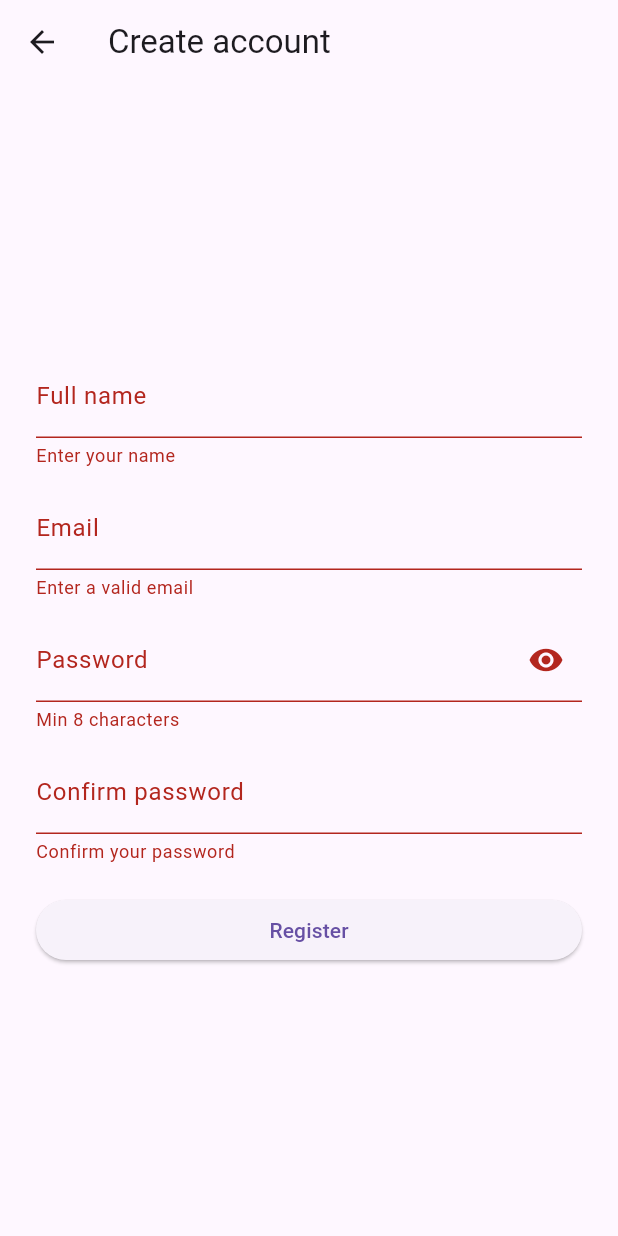
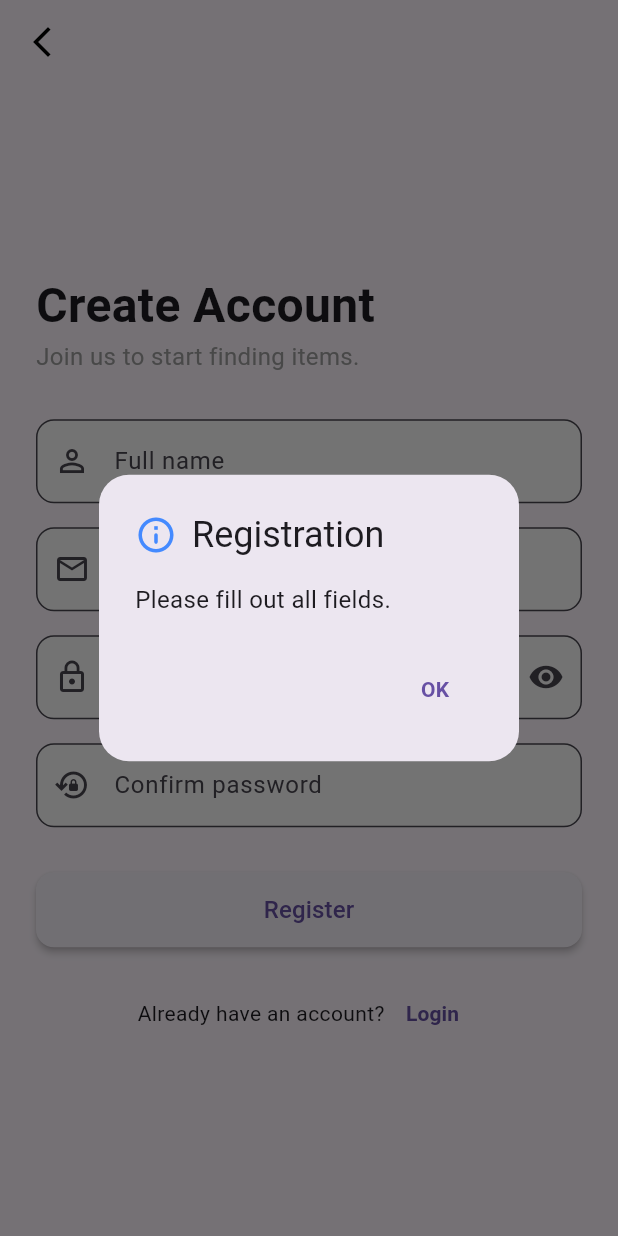
Before and after one commit to SaOnZ/foundme-app, a Flutter app: the RegisterPage screen opened by its route, after a tap on "Register", on a phone screen of 412 x 824 dp. Run offline on Flutter 3.47's test engine with Material 3 defaults, Android fonts, the phone set to English and light mode, and no system bars; our stand-ins replace cached_network_image, cloud_firestore, cloud_functions, firebase_auth, firebase_core, firebase_messaging and 12 more; accounts and stored records are empty; generated files the repository leaves out were written again; network calls fail.

Commit message:
update register page v1

```diff
--- a/lib/pages/register_page.dart
+++ b/lib/pages/register_page.dart
@@ -40,19 +40,54 @@
     return null;
   }
 
+  void _showErrorDialog(String message) {
+    showDialog(
+      context: context,
+      builder: (ctx) => AlertDialog(
+        elevation: 10,
+        shape: RoundedRectangleBorder(borderRadius: BorderRadius.circular(20)),
+        title: const Row(
+          children: [
+            Icon(
+              Icons.info_outline_rounded,
+              color: Colors.blueAccent,
+              size: 28,
+            ),
+            SizedBox(width: 10),
+            Text("Registration"),
+          ],
+        ),
+        content: Text(message, style: const TextStyle(fontSize: 16)),
+        actions: [
+          TextButton(
+            onPressed: () => Navigator.of(ctx).pop(),
+            child: const Text(
+              "OK",
+              style: TextStyle(fontWeight: FontWeight.bold),
+            ),
+          ),
+        ],
+      ),
+    );
+  }
+
   Future<void> _submit() async {
-    if (!_form.currentState!.validate()) return;
-    if (_pass.text != _confirm.text) {
-      ScaffoldMessenger.of(
-        context,
-      ).showSnackBar(const SnackBar(content: Text('Passwords do not match')));
+    if (_name.text.isEmpty || _email.text.isEmpty || _pass.text.isEmpty) {
+      _showErrorDialog("Please fill out all fields.");
       return;
     }
 
+    if (_pass.text != _confirm.text) {
+      _showErrorDialog("Password do not match.");
+      return;
+    }
+
+    if (!_form.currentState!.validate()) return;
+
     setState(() => _loading = true);
+
     try {
       final auth = AuthService.instance;
-
       if (auth.isGuest) {
         await auth.upgradeGuestToEmail(
           name: _name.text.trim(),
@@ -68,22 +103,27 @@
       }
 
       if (!mounted) return;
+
       ScaffoldMessenger.of(context).showSnackBar(
         const SnackBar(
-          content: Text('Verification email sent. Please check your inbox.'),
+          content: Text('Verification email. Please check you inbox.'),
+          backgroundColor: Colors.green,
         ),
       );
       Navigator.pushNamedAndRemoveUntil(context, '/verify', (_) => false);
     } on Exception catch (e) {
       if (!mounted) return;
-      final msg = e.toString().contains('email-already-in-use')
-          ? 'That email is already in use.'
-          : e.toString().contains('invalid-email')
-          ? 'That email address is invalid.'
-          : e.toString().contains('weak-password')
-          ? 'Password is too weak.'
-          : 'Registration failed: $e';
-      ScaffoldMessenger.of(context).showSnackBar(SnackBar(content: Text(msg)));
+
+      String msg = 'Registration failed.';
+      if (e.toString().contains('email-already-in-use')) {
+        msg = 'That email is already registered.';
+      } else if (e.toString().contains('invalid-email')) {
+        msg = 'That email address is invalid.';
+      } else if (e.toString().contains('weak-password')) {
+        msg = 'The password provided is too weak.';
+      }
+
+      _showErrorDialog(msg);
     } finally {
       if (mounted) setState(() => _loading = false);
     }
@@ -92,34 +132,94 @@
   @override
   Widget build(BuildContext context) {
     return Scaffold(
-      appBar: AppBar(title: const Text('Create account')),
+      // ==================================================================
+      //          TRANSPARENT APP BAR (Cleaner Look)
+      // ==================================================================
+      appBar: AppBar(
+        backgroundColor: Colors.transparent,
+        elevation: 0,
+        leading: IconButton(
+          icon: const Icon(Icons.arrow_back_ios_new, color: Colors.black),
+          onPressed: () => Navigator.pop(context),
+        ),
+      ),
       body: Center(
         child: ConstrainedBox(
           constraints: const BoxConstraints(maxWidth: 480),
-          child: Padding(
-            padding: const EdgeInsets.all(24),
+          child: SingleChildScrollView(
+            // Added scroll for smaller screens
+            padding: const EdgeInsets.symmetric(horizontal: 24, vertical: 10),
             child: Form(
               key: _form,
               child: Column(
                 mainAxisSize: MainAxisSize.min,
+                crossAxisAlignment: CrossAxisAlignment.start, // Align text left
                 children: [
+                  // ===========================================================
+                  //        HEADER SECTION
+                  // ===========================================================
+                  const Text(
+                    "Create Account",
+                    style: TextStyle(fontSize: 32, fontWeight: FontWeight.bold),
+                  ),
+                  const Text(
+                    "Join us to start finding items.",
+                    style: TextStyle(color: Colors.grey, fontSize: 16),
+                  ),
+                  const SizedBox(height: 30),
+
+                  // ===========================================================
+                  //        MODERN INPUT FIELDS (Icons + Borders)
+                  // ===========================================================
+
+                  // Full Name
                   TextFormField(
                     controller: _name,
-                    decoration: const InputDecoration(labelText: 'Full name'),
+                    textInputAction: TextInputAction.next,
+                    decoration: InputDecoration(
+                      labelText: 'Full name',
+                      prefixIcon: const Icon(Icons.person_outline),
+                      border: OutlineInputBorder(
+                        borderRadius: BorderRadius.circular(12),
+                      ),
+                      filled: true,
+                      fillColor: Colors.grey.shade50,
+                    ),
                     validator: _nameV,
                   ),
-                  const SizedBox(height: 12),
+                  const SizedBox(height: 16),
+
+                  // Email
                   TextFormField(
                     controller: _email,
-                    decoration: const InputDecoration(labelText: 'Email'),
+                    textInputAction: TextInputAction.next,
+                    keyboardType: TextInputType.emailAddress,
+                    decoration: InputDecoration(
+                      labelText: 'Email',
+                      prefixIcon: const Icon(Icons.email_outlined),
+                      border: OutlineInputBorder(
+                        borderRadius: BorderRadius.circular(12),
+                      ),
+                      filled: true,
+                      fillColor: Colors.grey.shade50,
+                    ),
                     validator: _emailV,
-                    keyboardType: TextInputType.emailAddress,
                   ),
-                  const SizedBox(height: 12),
+                  const SizedBox(height: 16),
+
+                  // Password
                   TextFormField(
                     controller: _pass,
+                    textInputAction: TextInputAction.next,
+                    obscureText: _obscure,
                     decoration: InputDecoration(
                       labelText: 'Password',
+                      prefixIcon: const Icon(Icons.lock_outline),
+                      border: OutlineInputBorder(
+                        borderRadius: BorderRadius.circular(12),
+                      ),
+                      filled: true,
+                      fillColor: Colors.grey.shade50,
                       suffixIcon: IconButton(
                         icon: Icon(
                           _obscure ? Icons.visibility : Icons.visibility_off,
@@ -127,29 +227,71 @@
                         onPressed: () => setState(() => _obscure = !_obscure),
                       ),
                     ),
-                    obscureText: _obscure,
                     validator: _passV,
                   ),
-                  const SizedBox(height: 12),
+                  const SizedBox(height: 16),
+
+                  // Confirm Password
                   TextFormField(
                     controller: _confirm,
-                    decoration: const InputDecoration(
+                    textInputAction: TextInputAction.done,
+                    onFieldSubmitted: (_) => _submit(), // Submit on Enter
+                    obscureText: _obscure, // Matches the password visibility
+                    decoration: InputDecoration(
                       labelText: 'Confirm password',
+                      prefixIcon: const Icon(Icons.lock_reset_outlined),
+                      border: OutlineInputBorder(
+                        borderRadius: BorderRadius.circular(12),
+                      ),
+                      filled: true,
+                      fillColor: Colors.grey.shade50,
                     ),
-                    obscureText: true,
                     validator: (v) => (v == null || v.isEmpty)
-                        ? 'Confirm your password'
+                        ? 'Please confirm your password'
                         : null,
                   ),
-                  const SizedBox(height: 20),
+
+                  const SizedBox(height: 30),
+
+                  // ===========================================================
+                  //        BIGGER BUTTON & LOGIN LINK
+                  // ===========================================================
                   SizedBox(
                     width: double.infinity,
+                    height: 50,
                     child: ElevatedButton(
+                      style: ElevatedButton.styleFrom(
+                        shape: RoundedRectangleBorder(
+                          borderRadius: BorderRadius.circular(12),
+                        ),
+                        elevation: 2,
+                      ),
                       onPressed: _loading ? null : _submit,
                       child: _loading
-                          ? const CircularProgressIndicator()
-                          : const Text('Register'),
+                          ? const CircularProgressIndicator(color: Colors.white)
+                          : const Text(
+                              'Register',
+                              style: TextStyle(fontSize: 16),
+                            ),
                     ),
+                  ),
+
+                  const SizedBox(height: 20),
+
+                  // Login Link
+                  Row(
+                    mainAxisAlignment: MainAxisAlignment.center,
+                    children: [
+                      const Text("Already have an account?"),
+                      TextButton(
+                        onPressed: () =>
+                            Navigator.pop(context), // Go back to Login
+                        child: const Text(
+                          'Login',
+                          style: TextStyle(fontWeight: FontWeight.bold),
+                        ),
+                      ),
+                    ],
                   ),
                 ],
               ),
```
